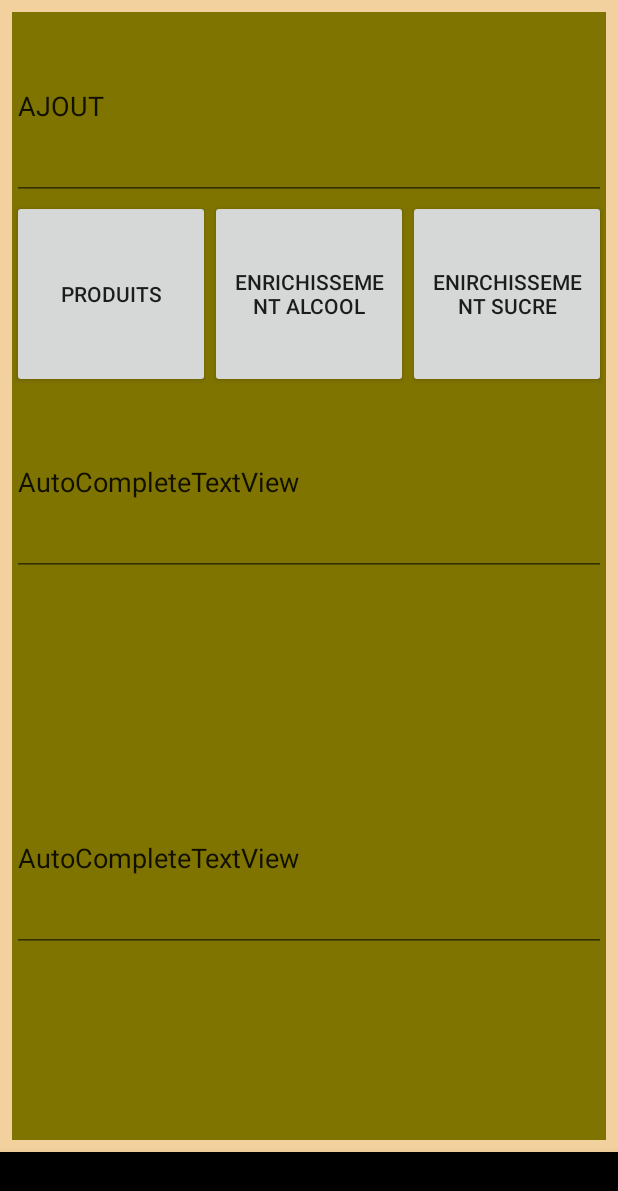
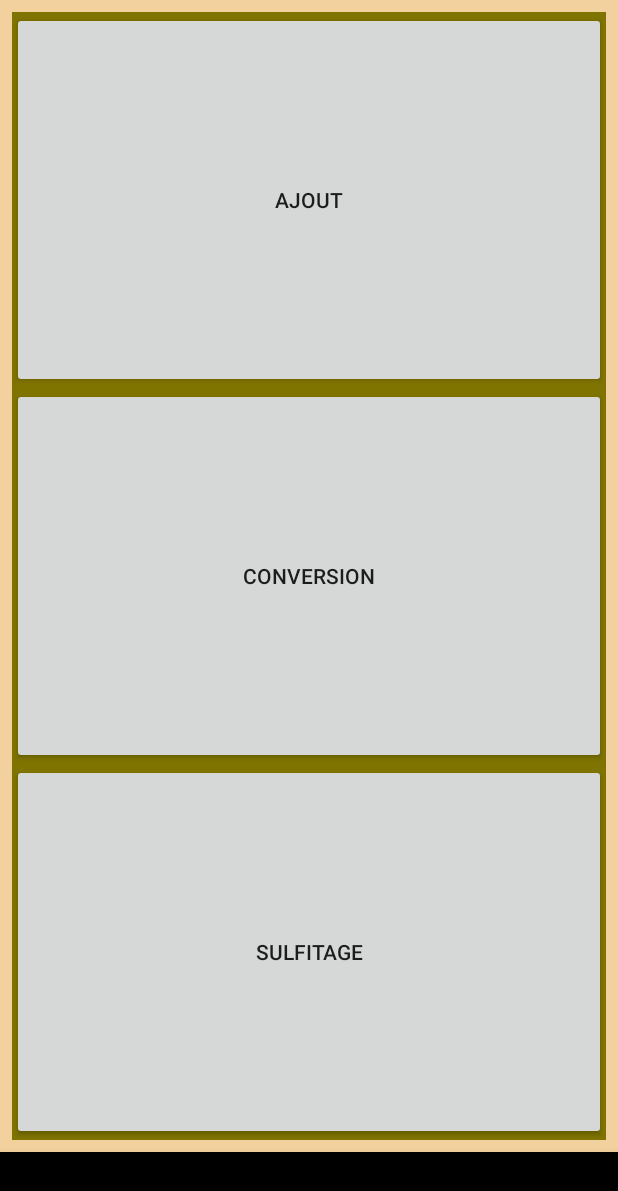
Before and after one commit to Hekmil/moreauoenoappclient, an Android app: the screen it shows after launch (MainActivity), item 2 of the bottom bar chosen, on a phone screen of 412 x 824 dp. Shown: the top 1191 px of the screen. Run offline under Robolectric (Android 15) with nearby library versions, the phone set to English and light mode, and no system bars.

Commit message:
Version 03/11/2018

```diff
--- a/app/src/main/AndroidManifest.xml
+++ b/app/src/main/AndroidManifest.xml
@@ -7,7 +7,7 @@
 
     <application
         android:allowBackup="true"
-        android:icon="@mipmap/ic_launcher"
+        android:icon="@mipmap/launchermoro"
         android:label="@string/app_name"
         android:roundIcon="@mipmap/ic_launcher_round"
         android:supportsRtl="true"
@@ -21,6 +21,9 @@
                 <category android:name="android.intent.category.LAUNCHER" />
             </intent-filter>
         </activity>
+        <activity android:name=".Ajout" />
+        <activity android:name=".Conversion" />
+        <activity android:name=".Sulfitage"></activity>
     </application>
 
 </manifest>
--- a/app/src/main/res/layout/fragment_calcul.xml
+++ b/app/src/main/res/layout/fragment_calcul.xml
@@ -24,13 +24,13 @@
                 android:layout_weight="1"
                 android:orientation="horizontal">
 
-                <AutoCompleteTextView
-                    android:id="@+id/autoCompleteTextView"
+                <Button
+                    android:id="@+id/button3"
                     android:layout_width="match_parent"
                     android:layout_height="match_parent"
-                    android:text="AJOUT"
-                    android:visibility="visible" />
-
+                    android:layout_weight="1"
+                    android:text="ajout"
+                    android:onClick="pageajout"/>
             </LinearLayout>
 
             <LinearLayout
@@ -40,25 +40,13 @@
                 android:orientation="horizontal">
 
                 <Button
-                    android:id="@+id/button5"
-                    android:layout_width="0dp"
+                    android:id="@+id/button4"
+
+                    android:layout_width="match_parent"
                     android:layout_height="match_parent"
                     android:layout_weight="1"
-                    android:text="produits" />
-
-                <Button
-                    android:id="@+id/button4"
-                    android:layout_width="0dp"
-                    android:layout_height="match_parent"
-                    android:layout_weight="1"
-                    android:text="enrichissement alcool" />
-
-                <Button
-                    android:id="@+id/button3"
-                    android:layout_width="0dp"
-                    android:layout_height="match_parent"
-                    android:layout_weight="1"
-                    android:text="enirchissement sucre" />
+                    android:text="conversion"
+                    android:onClick="pageaconversion"/>
             </LinearLayout>
 
             <LinearLayout
@@ -67,39 +55,15 @@
                 android:layout_weight="1"
                 android:orientation="horizontal">
 
-                <AutoCompleteTextView
-                    android:id="@+id/autoCompleteTextView2"
-                    android:layout_width="wrap_content"
+                <Button
+                    android:id="@+id/button10"
+                    android:layout_width="match_parent"
                     android:layout_height="match_parent"
                     android:layout_weight="1"
-                    android:text="AutoCompleteTextView" />
+                    android:text="sulfitage"
+                    android:onClick="pagesulfitage"/>
             </LinearLayout>
 
-            <LinearLayout
-                android:layout_width="match_parent"
-                android:layout_height="match_parent"
-                android:layout_weight="1"
-                android:orientation="horizontal"></LinearLayout>
-
-            <LinearLayout
-                android:layout_width="match_parent"
-                android:layout_height="match_parent"
-                android:layout_weight="1"
-                android:orientation="horizontal">
-
-                <AutoCompleteTextView
-                    android:id="@+id/autoCompleteTextView3"
-                    android:layout_width="wrap_content"
-                    android:layout_height="match_parent"
-                    android:layout_weight="1"
-                    android:text="AutoCompleteTextView" />
-            </LinearLayout>
-
-            <LinearLayout
-                android:layout_width="match_parent"
-                android:layout_height="match_parent"
-                android:layout_weight="1"
-                android:orientation="horizontal"></LinearLayout>
         </LinearLayout>
     </android.support.constraint.ConstraintLayout>
 </FrameLayout>
--- a/app/src/main/res/values/colors.xml
+++ b/app/src/main/res/values/colors.xml
@@ -1,7 +1,7 @@
 <?xml version="1.0" encoding="utf-8"?>
 <resources>
     <color name="colorBeige">#F2D19E</color>
-    <color name="colorVert">#7F7400</color>
+    <color name="colorVert">#7f7400</color>
     <color name="colorRouge">#6F1D0F</color>
 
 
```
Also changed, not shown: app/src/main/java/com/example/jeremie/moreauoenoappclient/MainActivity.java (+21 -0 lines), app/src/main/res/values/strings.xml (+68 -1 lines).
